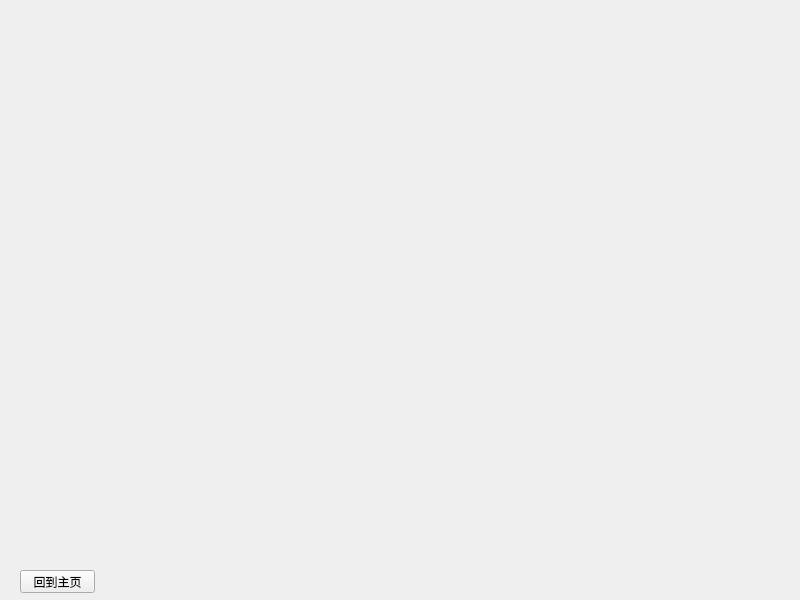
Old version of the form src/ui/dataWindow.ui in the repository CcooLcyy/checker.
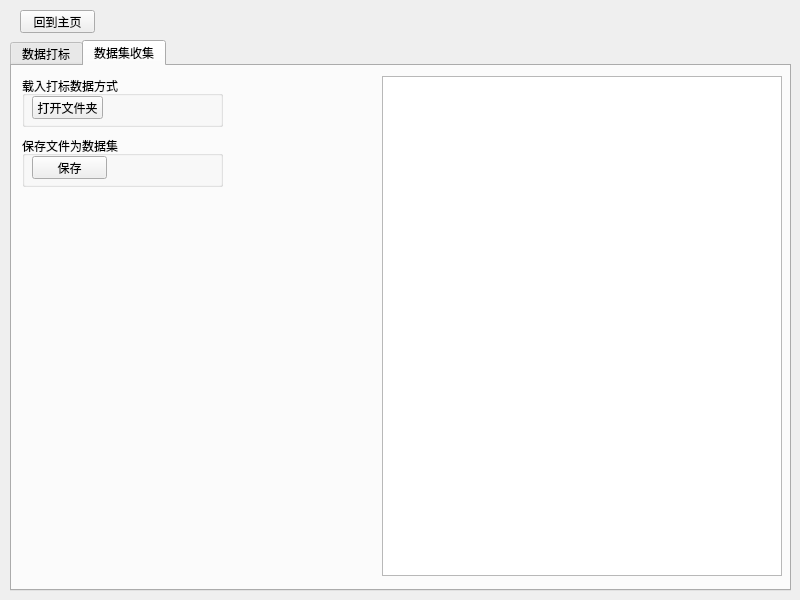
New version of the form. The open tabs and pages were chosen to show the change.

Commit message: 将载入打包数据方式和保存为数据集与GUI结合，对应界面能够完成对应功能

```diff
--- a/src/ui/dataWindow.ui
+++ b/src/ui/dataWindow.ui
@@ -17,7 +17,7 @@
    <property name="geometry">
     <rect>
      <x>20</x>
-     <y>570</y>
+     <y>10</y>
      <width>75</width>
      <height>23</height>
     </rect>
@@ -26,6 +26,109 @@
     <string>回到主页</string>
    </property>
   </widget>
+  <widget class="QTabWidget" name="tabWidget">
+   <property name="geometry">
+    <rect>
+     <x>10</x>
+     <y>40</y>
+     <width>781</width>
+     <height>551</height>
+    </rect>
+   </property>
+   <property name="currentIndex">
+    <number>0</number>
+   </property>
+   <widget class="QWidget" name="tab_1">
+    <attribute name="title">
+     <string>数据打标</string>
+    </attribute>
+   </widget>
+   <widget class="QWidget" name="tab_2">
+    <attribute name="title">
+     <string>数据集收集</string>
+    </attribute>
+    <widget class="QGroupBox" name="groupBox">
+     <property name="geometry">
+      <rect>
+       <x>10</x>
+       <y>10</y>
+       <width>201</width>
+       <height>51</height>
+      </rect>
+     </property>
+     <property name="layoutDirection">
+      <enum>Qt::LeftToRight</enum>
+     </property>
+     <property name="title">
+      <string>载入打标数据方式</string>
+     </property>
+     <property name="checkable">
+      <bool>false</bool>
+     </property>
+     <widget class="QPushButton" name="loadMarkedImageByDir">
+      <property name="geometry">
+       <rect>
+        <x>10</x>
+        <y>20</y>
+        <width>71</width>
+        <height>23</height>
+       </rect>
+      </property>
+      <property name="layoutDirection">
+       <enum>Qt::LeftToRight</enum>
+      </property>
+      <property name="autoFillBackground">
+       <bool>false</bool>
+      </property>
+      <property name="text">
+       <string>打开文件夹</string>
+      </property>
+     </widget>
+    </widget>
+    <widget class="QPlainTextEdit" name="outputShow">
+     <property name="geometry">
+      <rect>
+       <x>370</x>
+       <y>10</y>
+       <width>400</width>
+       <height>500</height>
+      </rect>
+     </property>
+     <property name="readOnly">
+      <bool>true</bool>
+     </property>
+    </widget>
+    <widget class="QGroupBox" name="groupBox_2">
+     <property name="geometry">
+      <rect>
+       <x>10</x>
+       <y>70</y>
+       <width>201</width>
+       <height>51</height>
+      </rect>
+     </property>
+     <property name="title">
+      <string>保存文件为数据集</string>
+     </property>
+     <widget class="QPushButton" name="saveMarkedDataset">
+      <property name="geometry">
+       <rect>
+        <x>10</x>
+        <y>20</y>
+        <width>75</width>
+        <height>23</height>
+       </rect>
+      </property>
+      <property name="layoutDirection">
+       <enum>Qt::LeftToRight</enum>
+      </property>
+      <property name="text">
+       <string>保存</string>
+      </property>
+     </widget>
+    </widget>
+   </widget>
+  </widget>
  </widget>
  <resources/>
  <connections/>
```
The commit also changes 3 other files.
